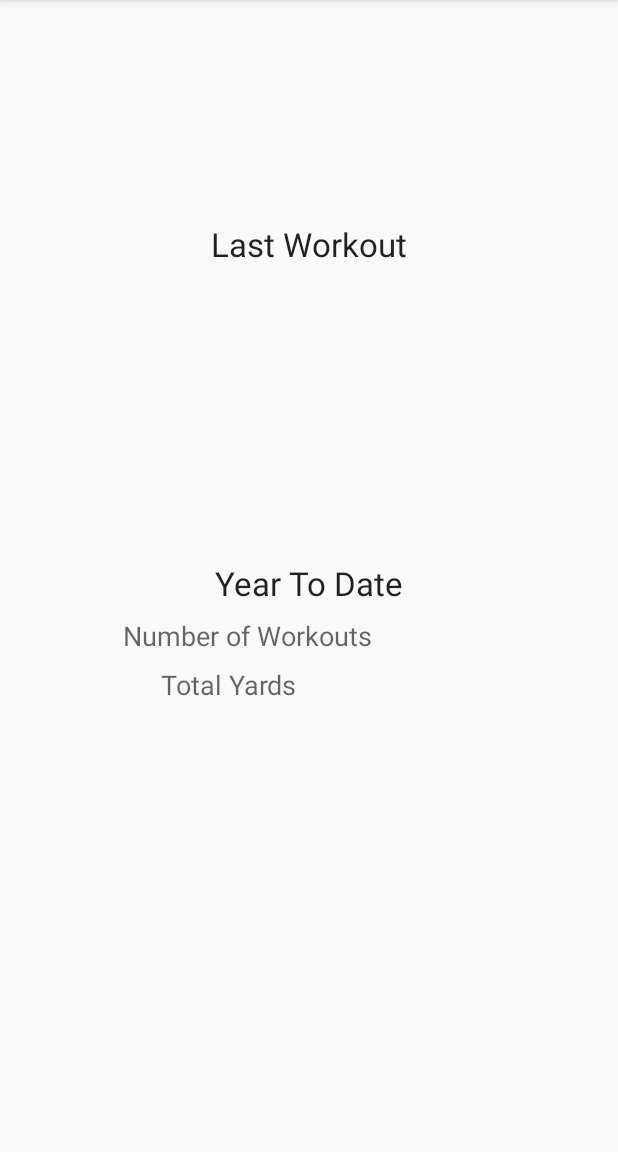
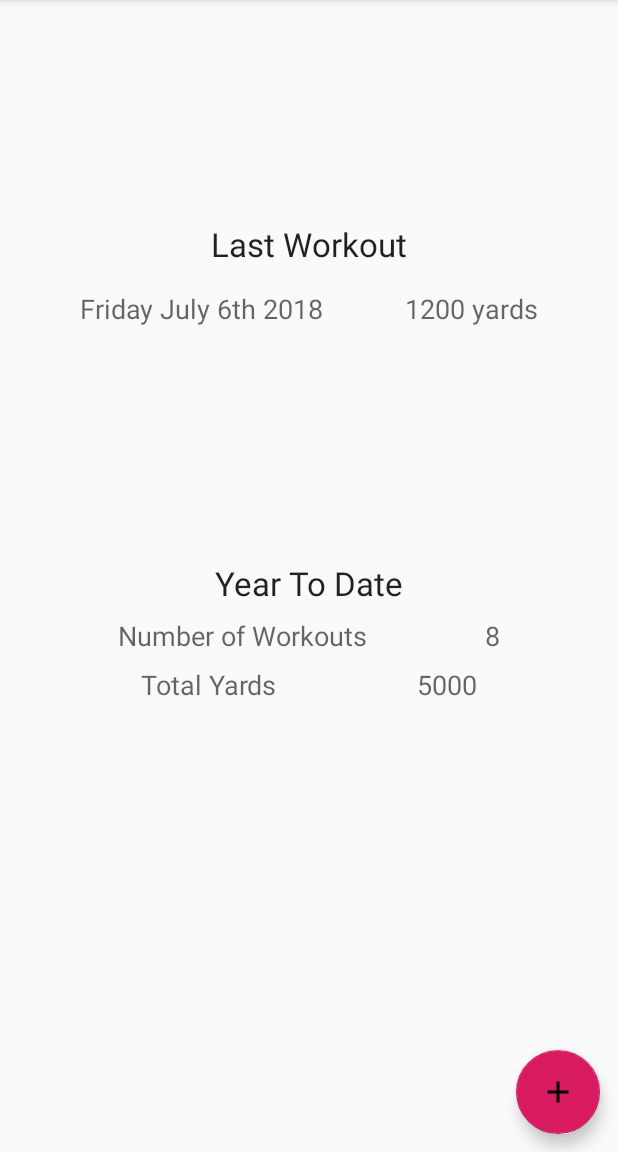
Before and after one commit to willmetz/YardageTracker, an Android app: the screen it shows after launch (MainActivity), on a phone screen of 412 x 824 dp, the part 84-1236 px from its top. Run offline under Robolectric (Android 15) with nearby library versions, the phone set to English and light mode, and no system bars; our stand-ins replace data binding.

Commit message:
first fragment transition using navgraph

```diff
--- a/app/src/main/java/com/slapshotapps/swimyardagetracker/MainActivity.kt
+++ b/app/src/main/java/com/slapshotapps/swimyardagetracker/MainActivity.kt
@@ -10,13 +10,6 @@ class MainActivity : AppCompatActivity() {
     override fun onCreate(savedInstanceState: Bundle?) {
         super.onCreate(savedInstanceState)
         setContentView(R.layout.main_activity)
-        if (savedInstanceState == null) {
-            supportFragmentManager.beginTransaction()
-                    .replace(R.id.container, HomeFragment.newInstance())
-                    .commitNow()
-        }
-
-        val navController = Navigation.findNavController(this, R.id.app_nav_graph)
     }
 
 }
--- a/app/src/main/java/com/slapshotapps/swimyardagetracker/ui/home/HomeFragment.kt
+++ b/app/src/main/java/com/slapshotapps/swimyardagetracker/ui/home/HomeFragment.kt
@@ -7,10 +7,11 @@ import android.view.LayoutInflater
 import android.view.View
 import android.view.ViewGroup
 import androidx.databinding.DataBindingUtil
+import androidx.navigation.fragment.NavHostFragment
 import com.slapshotapps.swimyardagetracker.R
 import com.slapshotapps.swimyardagetracker.databinding.HomeFragmentBinding
 
-class HomeFragment : Fragment() {
+class HomeFragment : Fragment(), HomeViewModel.HomeViewModelListener {
 
     companion object {
         fun newInstance() = HomeFragment()
@@ -19,20 +20,22 @@ class HomeFragment : Fragment() {
     private lateinit var viewModel: HomeViewModel
     private lateinit var binding: HomeFragmentBinding
 
-
-
     override fun onActivityCreated(savedInstanceState: Bundle?) {
         super.onActivityCreated(savedInstanceState)
         viewModel = ViewModelProviders.of(this).get(HomeViewModel::class.java)
+        viewModel.setListener(this)
+
+        binding.item = viewModel
     }
 
     override fun onCreateView(inflater: LayoutInflater, container: ViewGroup?,
                               savedInstanceState: Bundle?): View {
         binding = DataBindingUtil.inflate(inflater, R.layout.home_fragment, container, false)
 
-        binding.item = viewModel
-
         return binding.root
     }
 
+    override fun onAddWorkout() {
+        NavHostFragment.findNavController(this).navigate(R.id.action_homeFragment_to_workoutDateFragment)
+    }
 }
--- a/app/src/main/java/com/slapshotapps/swimyardagetracker/ui/home/HomeViewModel.kt
+++ b/app/src/main/java/com/slapshotapps/swimyardagetracker/ui/home/HomeViewModel.kt
@@ -3,6 +3,16 @@ package com.slapshotapps.swimyardagetracker.ui.home
 import androidx.lifecycle.ViewModel
 
 class HomeViewModel : ViewModel() {
+
+    interface HomeViewModelListener{
+        fun onAddWorkout()
+    }
+
+    private var listener : HomeViewModelListener ?= null
+
+    fun setListener(listener: HomeViewModelListener){
+        this.listener = listener
+    }
 
     fun lastWorkoutYardage() : String{
         return "1200 yards"
@@ -19,4 +29,8 @@ class HomeViewModel : ViewModel() {
     fun totalYardageForYear(): String{
         return "5000"
     }
+
+    fun onAddWorkoutTapped(){
+        listener?.onAddWorkout()
+    }
 }
--- /dev/null
+++ b/app/src/main/res/drawable/ic_add.xml
@@ -0,0 +1,9 @@
+<vector xmlns:android="http://schemas.android.com/apk/res/android"
+    android:width="24dp"
+    android:height="24dp"
+    android:viewportWidth="24"
+    android:viewportHeight="24">
+  <path
+      android:fillColor="#FF000000"
+      android:pathData="M19,13h-6v6h-2v-6H5v-2h6V5h2v6h6v2z"/>
+</vector>
--- a/app/src/main/res/layout/home_fragment.xml
+++ b/app/src/main/res/layout/home_fragment.xml
@@ -113,6 +113,17 @@
             app:layout_constraintStart_toEndOf="@+id/total_yardage_label"
             tools:text="4000"/>
 
+        <com.google.android.material.floatingactionbutton.FloatingActionButton
+            android:layout_width="wrap_content"
+            android:layout_height="wrap_content"
+            android:layout_marginBottom="12dp"
+            android:layout_marginEnd="12dp"
+            app:fabSize="normal"
+            android:onClick="@{()->item.onAddWorkoutTapped()}"
+            app:layout_constraintBottom_toBottomOf="parent"
+            app:layout_constraintEnd_toEndOf="parent"
+            app:srcCompat="@drawable/ic_add"/>
+
 
     </androidx.constraintlayout.widget.ConstraintLayout>
 
--- a/app/src/main/res/navigation/app_nav_graph.xml
+++ b/app/src/main/res/navigation/app_nav_graph.xml
@@ -9,5 +9,16 @@
         android:id="@+id/homeFragment"
         android:name="com.slapshotapps.swimyardagetracker.ui.home.HomeFragment"
         android:label="home_fragment"
-        tools:layout="@layout/home_fragment"/>
+        tools:layout="@layout/home_fragment">
+        <action
+            android:id="@+id/action_homeFragment_to_workoutDateFragment"
+            app:destination="@id/workoutDateFragment"
+            app:enterAnim="@anim/nav_default_enter_anim"
+            app:exitAnim="@anim/nav_default_exit_anim"
+            />
+    </fragment>
+    <fragment
+        android:id="@+id/workoutDateFragment"
+        android:name="com.slapshotapps.swimyardagetracker.ui.addworkout.fragments.WorkoutDateFragment"
+        android:label="WorkoutDateFragment"/>
 </navigation>
--- a/app/src/main/res/values/strings.xml
+++ b/app/src/main/res/values/strings.xml
@@ -4,4 +4,7 @@
     <string name="last_workout">Last Workout</string>
     <string name="number_of_workouts">Number of Workouts</string>
     <string name="total_yards">Total Yards</string>
+
+    <!-- TODO: Remove or change this placeholder text -->
+    <string name="hello_blank_fragment">Hello blank fragment</string>
 </resources>
```
Also changed, not shown: app/src/main/java/com/slapshotapps/swimyardagetracker/ui/addworkout/fragments/WorkoutDateFragment.kt (added, +82 -0 lines), app/src/main/java/com/slapshotapps/swimyardagetracker/ui/addworkout/viewmodels/WorkoutDateViewModel.kt (added, +42 -0 lines), app/src/main/res/layout/fragment_workout_date.xml (added, +61 -0 lines).
